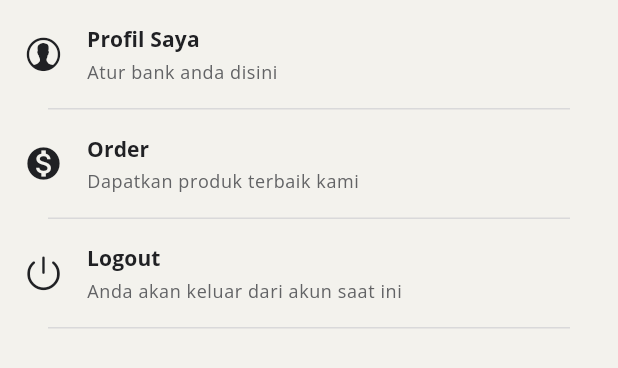
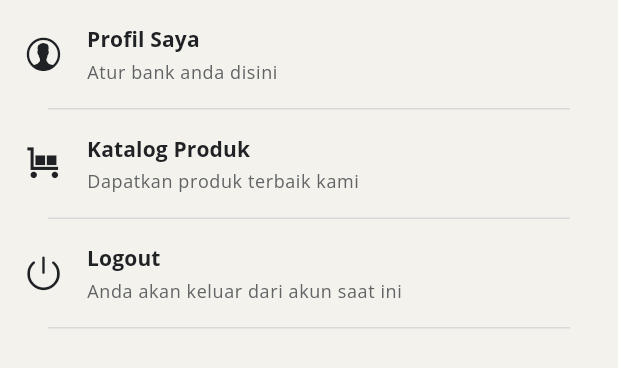
Before and after one commit to kamera846/topmortarseller, a Flutter app: the MainDrawerItems widget shown alone on an empty page, opened directly, on a phone screen of 412 x 824 dp. Shown: the top 368 px of the screen. Run offline on Flutter 3.47's test engine with Material 3 defaults, Android fonts, the phone set to English and light mode, and no system bars; our stand-ins replace google_fonts, money_formatter, shared_preferences, upgrader; missing offline and left inert: qr_code_scanner; accounts and stored records are empty.

Commit message:
change icon

```diff
--- a/lib/widget/drawer/main_drawer_items.dart
+++ b/lib/widget/drawer/main_drawer_items.dart
@@ -68,10 +68,10 @@ class MainDrawerItems extends StatelessWidget {
           },
         ),
         DrawerItem(
-          title: 'Order',
+          title: 'Katalog Produk',
           description: 'Dapatkan produk terbaik kami',
           icon: const Icon(
-            Icons.monetization_on,
+            Icons.trolley,
             size: 26,
             color: cDark100,
           ),
```
